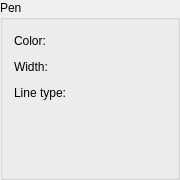
LibreCAD/LibreCAD, file librecad/src/ui/components/pen/qg_widgetpen.ui: the form before one commit.
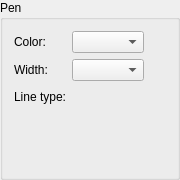
The form after the commit. Custom widgets are drawn as their Qt base class.

Patch:
```diff
--- a/librecad/src/ui/components/pen/qg_widgetpen.ui
+++ b/librecad/src/ui/components/pen/qg_widgetpen.ui
@@ -112,10 +112,10 @@
        </spacer>
       </item>
       <item row="0" column="1">
-       <widget class="QG_ColorBox" name="cbColor" native="true"/>
+       <widget class="QG_ColorBox" name="cbColor"/>
       </item>
       <item row="1" column="1">
-       <widget class="QG_WidthBox" name="cbWidth" native="true"/>
+       <widget class="QG_WidthBox" name="cbWidth"/>
       </item>
       <item row="2" column="1">
        <widget class="QG_LineTypeBox" name="cbLineType" native="true"/>
@@ -184,13 +184,13 @@
  <customwidgets>
   <customwidget>
    <class>QG_ColorBox</class>
-   <extends>QWidget</extends>
-   <header>qg_colorbox.h</header>
+   <extends>QComboBox</extends>
+   <header>../ui/components/comboboxes/qg_colorbox.h</header>
   </customwidget>
   <customwidget>
    <class>QG_WidthBox</class>
-   <extends>QWidget</extends>
-   <header>qg_widthbox.h</header>
+   <extends>QComboBox</extends>
+   <header>../ui/components/comboboxes/qg_widthbox.h</header>
   </customwidget>
   <customwidget>
    <class>QG_LineTypeBox</class>
```
Left out of the diff: 4 changed lines with no effect on the pictures.
